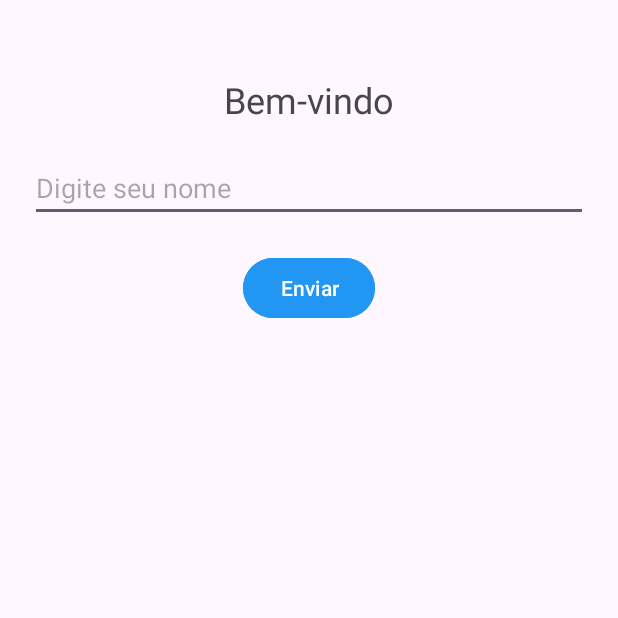
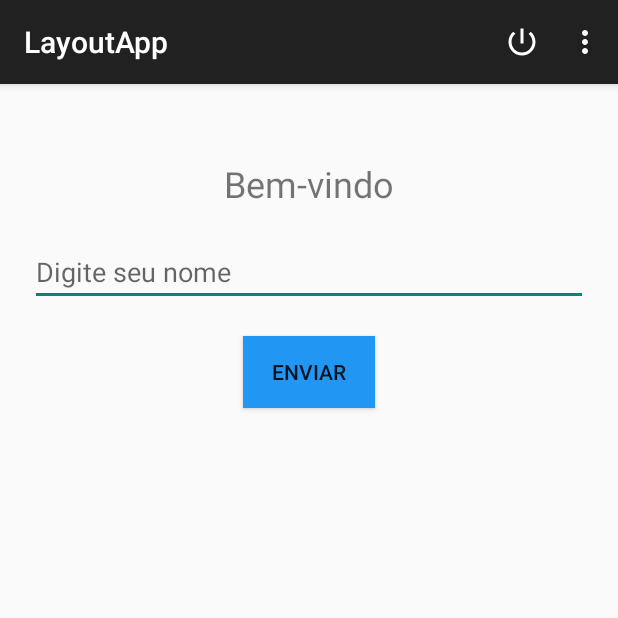
Before and after one commit to waniasantos/mobile_2024_2, an Android app: the screen it shows after launch (MainActivity), on a phone screen of 412 x 824 dp, the top half of it. Run offline under Robolectric (Android 15) with nearby library versions, the phone set to English and light mode, and no system bars.

Commit message:
três pontinhos

```diff
--- a/LayoutApp/app/src/main/AndroidManifest.xml
+++ b/LayoutApp/app/src/main/AndroidManifest.xml
@@ -14,6 +14,7 @@
         tools:targetApi="31">
         <activity
             android:name=".MainActivity"
+            android:theme="@style/Theme.AppCompat.Light.DarkActionBar"
             android:exported="true">
             <intent-filter>
                 <action android:name="android.intent.action.MAIN" />
--- /dev/null
+++ b/LayoutApp/app/src/main/res/drawable/baseline_power_settings_new_24.xml
@@ -0,0 +1,10 @@
+<vector xmlns:android="http://schemas.android.com/apk/res/android"
+    android:height="24dp"
+    android:width="24dp"
+    android:viewportHeight="24"
+    android:viewportWidth="24"
+    android:tint="#FFFFFF">
+
+    <path android:fillColor="@android:color/white" android:pathData="M13,3h-2v10h2L13,3zM17.83,5.17l-1.42,1.42C17.99,7.86 19,9.81 19,12c0,3.87 -3.13,7 -7,7s-7,-3.13 -7,-7c0,-2.19 1.01,-4.14 2.58,-5.42L6.17,5.17C4.23,6.82 3,9.26 3,12c0,4.97 4.03,9 9,9s9,-4.03 9,-9c0,-2.74 -1.23,-5.18 -3.17,-6.83z"/>
+
+</vector>
--- /dev/null
+++ b/LayoutApp/app/src/main/res/menu/main_menu.xml
@@ -0,0 +1,22 @@
+<?xml version="1.0" encoding="utf-8"?>
+<menu xmlns:android="http://schemas.android.com/apk/res/android"
+    xmlns:app="http://schemas.android.com/apk/res-auto">
+    <item
+        android:id="@+id/item1"
+        android:title="Sair"
+        android:icon="@drawable/baseline_power_settings_new_24"
+        app:showAsAction="always"  />
+    <item
+        android:id="@+id/item2"
+        android:title="Configurações"
+        app:showAsAction="never"  />
+    <item
+        android:id="@+id/item3"
+        android:title="Ajuda"
+        app:showAsAction="never"  />
+    <item
+        android:id="@+id/item4"
+        android:title="Sobre"
+        app:showAsAction="never"  />
+
+</menu>
--- a/LifecycleDemo/app/build.gradle.kts
+++ b/LifecycleDemo/app/build.gradle.kts
@@ -5,12 +5,12 @@ plugins {
 
 android {
     namespace = "com.example.lifecycledemo"
-    compileSdk = 34
+    compileSdk = 35
 
     defaultConfig {
         applicationId = "com.example.lifecycledemo"
         minSdk = 24
-        targetSdk = 34
+        targetSdk = 35
         versionCode = 1
         versionName = "1.0"
 
```
Also changed, not shown: LayoutApp/app/src/main/java/com/example/layoutapp/MainActivity.kt (+40 -0 lines).
